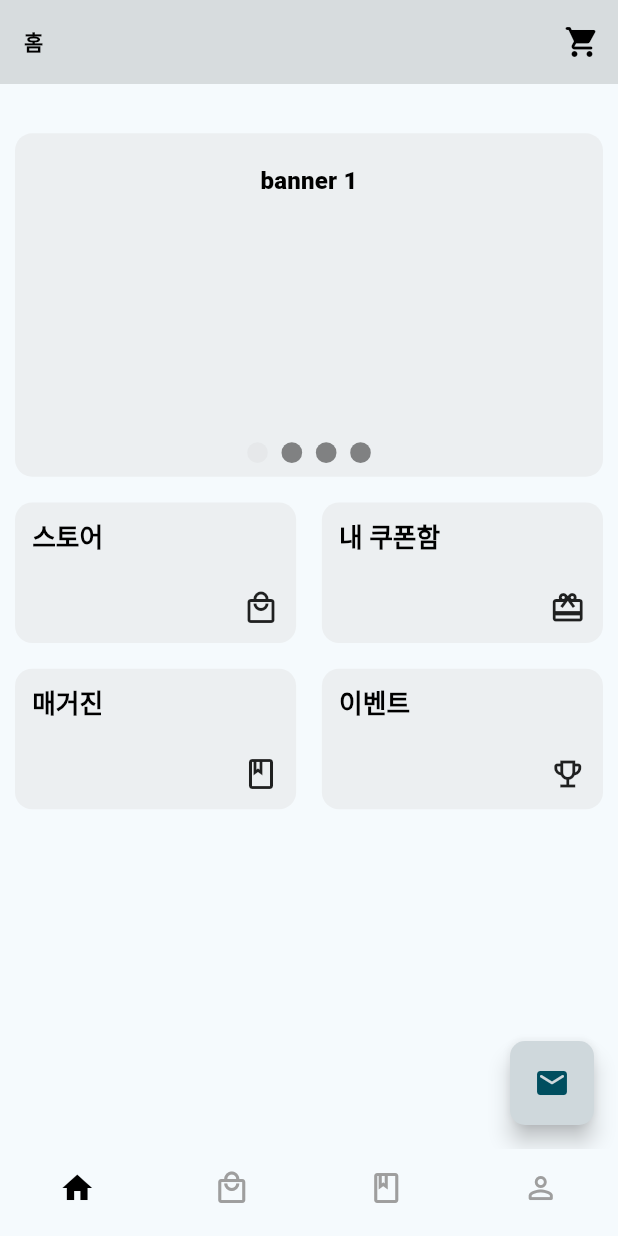
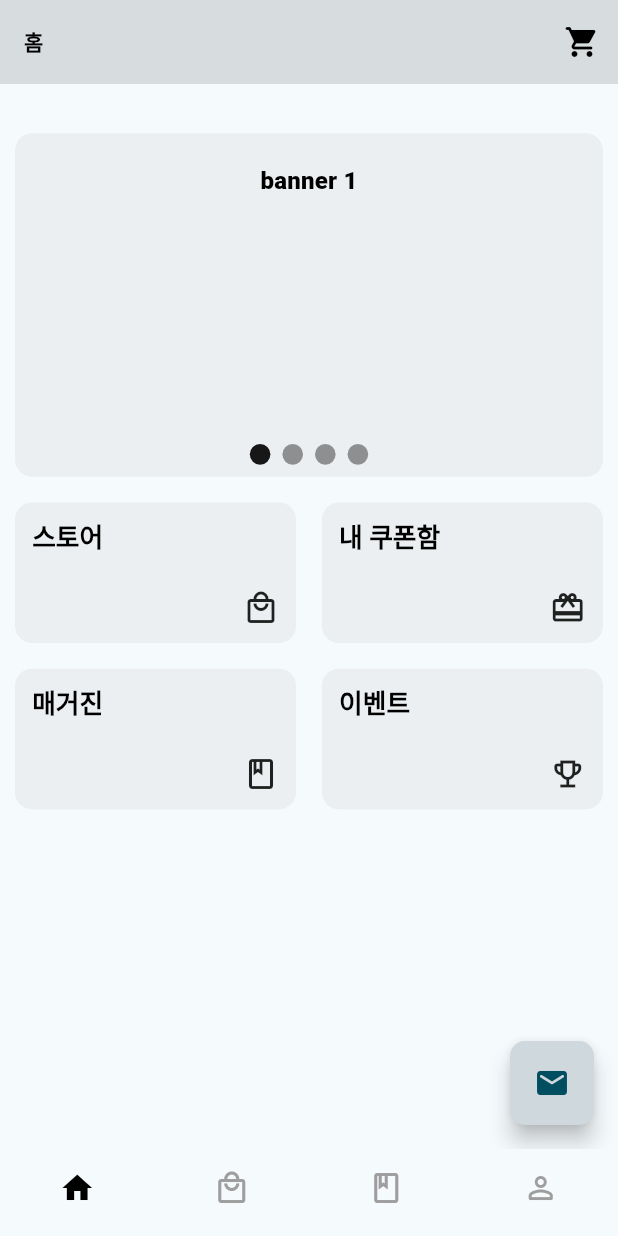
Before and after one commit to androidsdreamofelectricsheep/sakak, a Flutter app: the screen it shows after launch, on a phone screen of 412 x 824 dp. Run offline on Flutter 3.47's test engine with Material 3 defaults, Android fonts, the phone set to English and light mode, and no system bars; drawn by our look-alikes of carousel_slider; our stand-ins replace cloud_firestore, firebase_core, flutter_riverpod, flutter_screenutil, freezed_annotation, go_router and 3 more; accounts and stored records are empty; generated files the repository leaves out were written again.

Commit message:
리드미

```diff
--- a/lib/main.dart
+++ b/lib/main.dart
@@ -21,7 +21,7 @@ class MyApp extends ConsumerWidget {
   @override
   Widget build(BuildContext context, WidgetRef ref) {
     return ScreenUtilInit(
-      designSize: const Size(360, 690),
+      designSize: const Size(360, 800),
       child: MaterialApp(
         title: 'Sakak',
         theme: ThemeData(
--- a/lib/views/screens/home_screen.dart
+++ b/lib/views/screens/home_screen.dart
@@ -28,6 +28,7 @@ class HomeScreen extends StatelessWidget {
             ),
             GridView.builder(
                 shrinkWrap: true,
+                physics: const NeverScrollableScrollPhysics(),
                 gridDelegate: SliverGridDelegateWithMaxCrossAxisExtent(
                     maxCrossAxisExtent: 200,
                     childAspectRatio: 2 / 1, // 2(가로) / 1(세로) 비율
--- a/lib/views/widgets/carousel_banner_widget.dart
+++ b/lib/views/widgets/carousel_banner_widget.dart
@@ -49,13 +49,13 @@ class _CarouselBannerWidgetState extends State<CarouselBannerWidget> {
               child: Container(
                 width: 12.w,
                 height: 12.w,
-                margin: EdgeInsets.symmetric(vertical: 8.w, horizontal: 4.w),
+                margin: const EdgeInsets.symmetric(vertical: 8, horizontal: 4),
                 decoration: BoxDecoration(
                     shape: BoxShape.circle,
                     color: (Theme.of(context).brightness == Brightness.dark
                             ? Colors.white
                             : Colors.black)
-                        .withOpacity(_current == entry.key ? 0.9.w : 0.4.w)),
+                        .withOpacity(_current == entry.key ? 0.9 : 0.4)),
               ),
             );
           }).toList(),
```
Also changed, not shown: assets/firestore.png (added), 5 other files.
